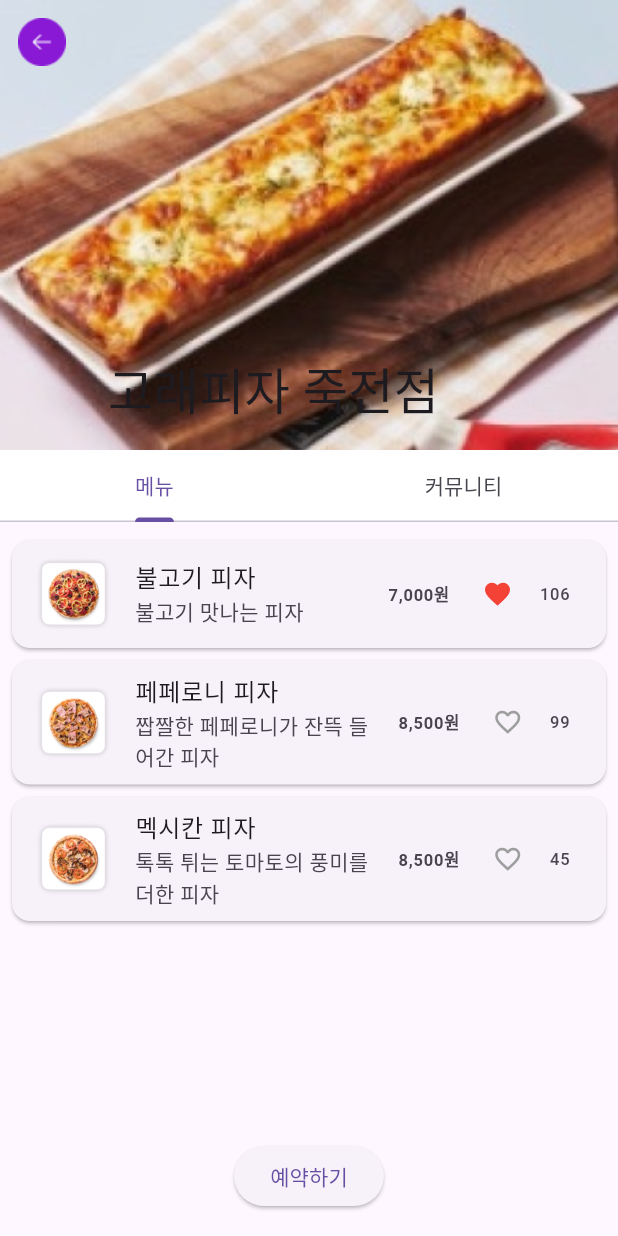
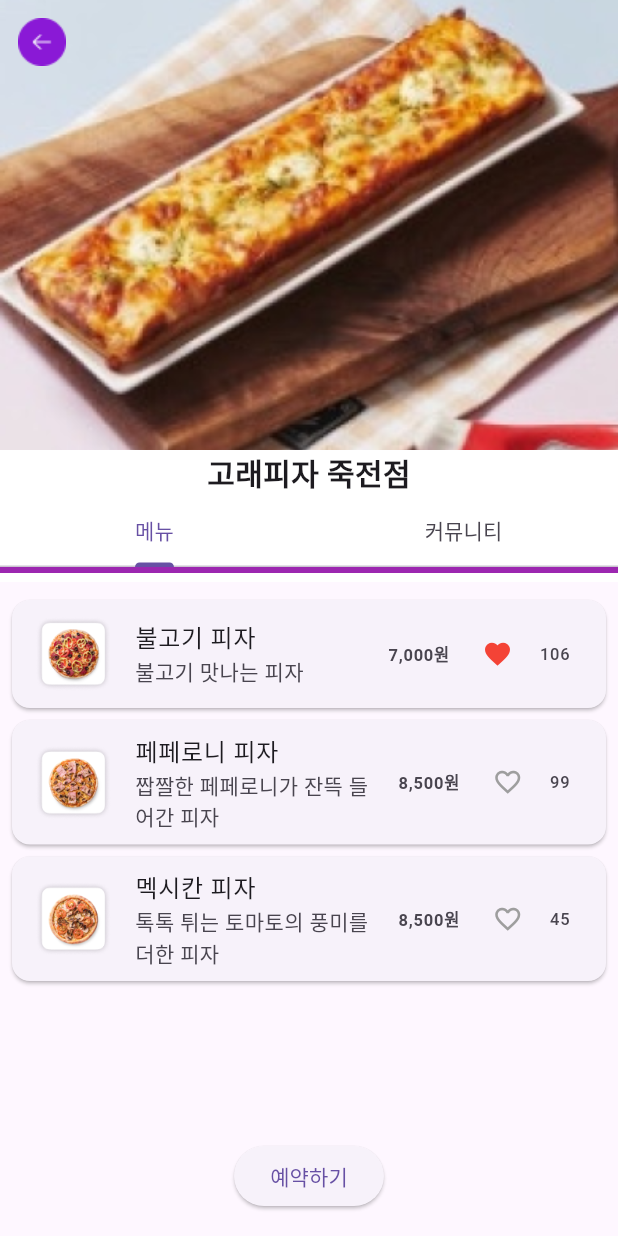
Before and after one commit to forthebeautifulworld/mobile_teamproject, a Flutter app: the RestaurantPage screen opened directly, after a tap on the "favorite outline" icon, on a phone screen of 412 x 824 dp. Run offline on Flutter 3.47's test engine with Material 3 defaults, Android fonts, the phone set to English and light mode, and no system bars; our stand-ins replace image_picker, sqflite; accounts and stored records are empty.

Commit message:
improved whale pizza

```diff
--- a/lib/pages/restaurant_page.dart
+++ b/lib/pages/restaurant_page.dart
@@ -35,8 +35,7 @@ class _RestaurantPageState extends State<RestaurantPage>
       });
     }
     else {
-      String name = await DatabaseHelper().getStoreNameByBusinessNumber(
-          widget.businessNumber);
+      String name = await DatabaseHelper().getStoreNameByBusinessNumber(widget.businessNumber);
       setState(() {
         storeName = name;
       });
@@ -58,7 +57,6 @@ class _RestaurantPageState extends State<RestaurantPage>
                   'assets/images/top_pizza_image.png',
                   fit: BoxFit.cover,
                 ),
-                title: Text(storeName),
               ),
               leading: IconButton(
                 icon: Image.asset('assets/images/back_button.png'),
@@ -69,7 +67,8 @@ class _RestaurantPageState extends State<RestaurantPage>
             ),
             SliverPersistentHeader(
               delegate: SliverAppBarDelegate(
-                TabBar(
+                title: storeName,
+                tabBar: TabBar(
                   controller: _tabController,
                   tabs: const [
                     Tab(text: '메뉴'),
@@ -106,26 +105,42 @@ class _RestaurantPageState extends State<RestaurantPage>
 }
 
 class SliverAppBarDelegate extends SliverPersistentHeaderDelegate {
-  SliverAppBarDelegate(this._tabBar);
+  SliverAppBarDelegate({required this.title, required this.tabBar});
 
-  final TabBar _tabBar;
+  final String title;
+  final TabBar tabBar;
 
   @override
-  double get minExtent => _tabBar.preferredSize.height;
+  double get minExtent => tabBar.preferredSize.height;
   @override
-  double get maxExtent => _tabBar.preferredSize.height;
+  double get maxExtent => tabBar.preferredSize.height + 40.0;
 
   @override
   Widget build(
       BuildContext context, double shrinkOffset, bool overlapsContent) {
     return Container(
       color: Colors.white,
-      child: _tabBar,
+      child: Column(
+        children: [
+          Text(
+            title,
+            style: TextStyle(
+              fontSize: 20,
+              fontWeight: FontWeight.bold,
+            ),
+          ),
+          tabBar,
+          Container(
+            color: Colors.purple,
+            height: 4.0,
+          ),
+        ],
+      ),
     );
   }
 
   @override
   bool shouldRebuild(SliverAppBarDelegate oldDelegate) {
-    return false;
+    return oldDelegate.title != title || oldDelegate.tabBar != tabBar;
   }
 }
```
